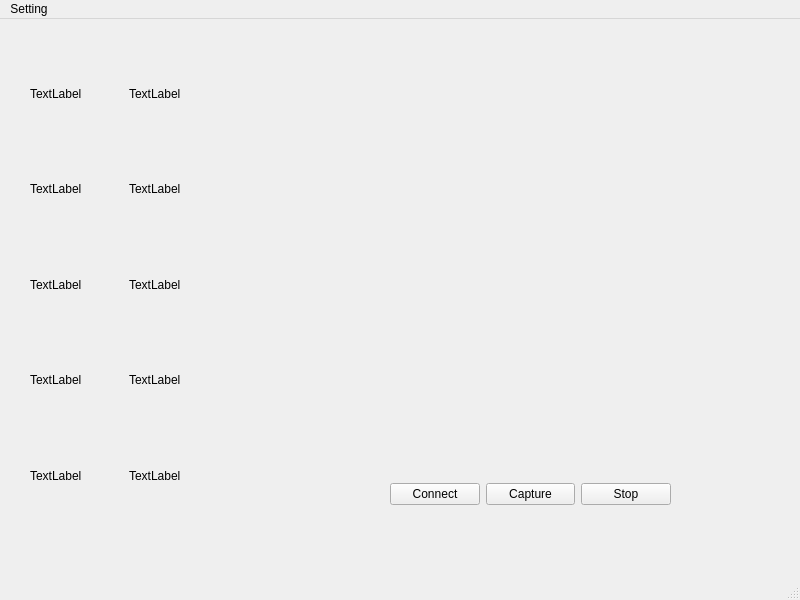
Old version of the form gui/mainwindow.ui in the repository jason281/hackillinois.
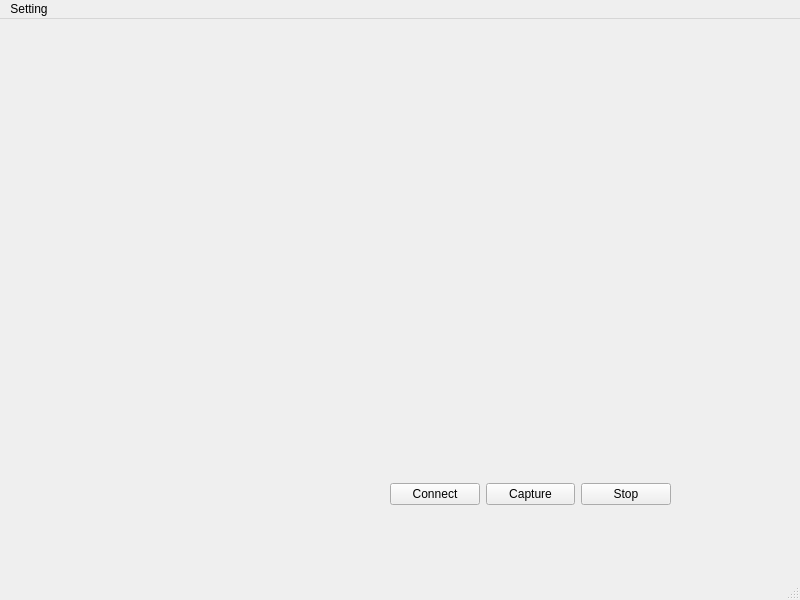
New version of the form.

The edit to the form file:
```diff
--- a/gui/mainwindow.ui
+++ b/gui/mainwindow.ui
@@ -42,35 +42,35 @@
        <item>
         <widget class="QLabel" name="user_1">
          <property name="text">
-          <string>TextLabel</string>
+          <string/>
          </property>
         </widget>
        </item>
        <item>
         <widget class="QLabel" name="user_2">
          <property name="text">
-          <string>TextLabel</string>
+          <string/>
          </property>
         </widget>
        </item>
        <item>
         <widget class="QLabel" name="user_3">
          <property name="text">
-          <string>TextLabel</string>
+          <string/>
          </property>
         </widget>
        </item>
        <item>
         <widget class="QLabel" name="user_4">
          <property name="text">
-          <string>TextLabel</string>
+          <string/>
          </property>
         </widget>
        </item>
        <item>
         <widget class="QLabel" name="user_5">
          <property name="text">
-          <string>TextLabel</string>
+          <string/>
          </property>
         </widget>
        </item>
@@ -81,35 +81,35 @@
        <item>
         <widget class="QLabel" name="user_6">
          <property name="text">
-          <string>TextLabel</string>
+          <string/>
          </property>
         </widget>
        </item>
        <item>
         <widget class="QLabel" name="user_7">
          <property name="text">
-          <string>TextLabel</string>
+          <string/>
          </property>
         </widget>
        </item>
        <item>
         <widget class="QLabel" name="user_8">
          <property name="text">
-          <string>TextLabel</string>
+          <string/>
          </property>
         </widget>
        </item>
        <item>
         <widget class="QLabel" name="user_9">
          <property name="text">
-          <string>TextLabel</string>
+          <string/>
          </property>
         </widget>
        </item>
        <item>
         <widget class="QLabel" name="user_10">
          <property name="text">
-          <string>TextLabel</string>
+          <string/>
          </property>
         </widget>
        </item>
```
